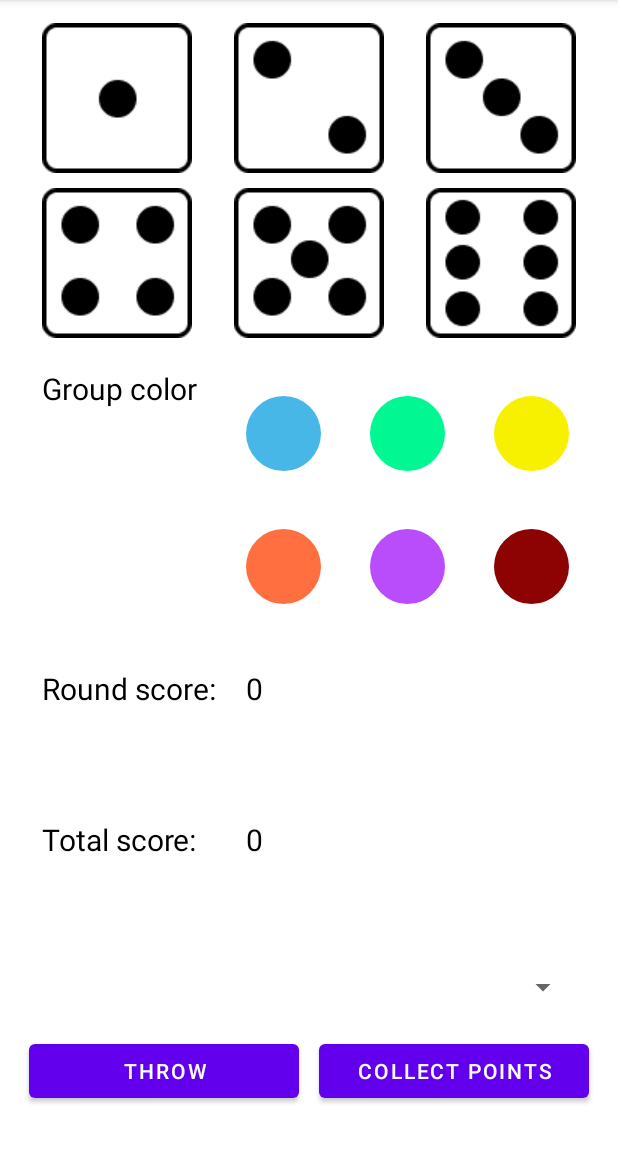
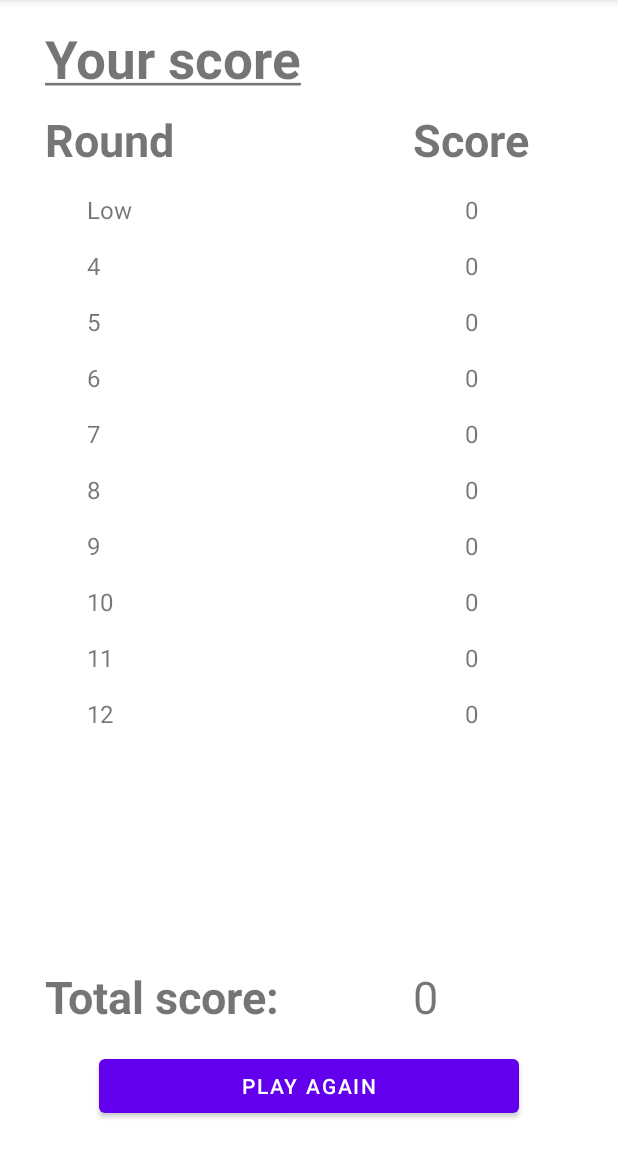
Before and after one commit to emmylindgren/thirty, an Android app: the screen it shows after launch (MainActivity before the commit, ScoreboardActivity after it), on a phone screen of 412 x 824 dp, the part 84-1236 px from its top. Run offline under Robolectric (Android 15) with nearby library versions, the phone set to English and light mode, and no system bars.

Commit message:
Layout for scoreboard done.

```diff
--- a/app/src/main/AndroidManifest.xml
+++ b/app/src/main/AndroidManifest.xml
@@ -9,13 +9,16 @@
         android:roundIcon="@mipmap/ic_launcher_round"
         android:supportsRtl="true"
         android:theme="@style/Theme.Thirty">
-        <activity android:name=".MainActivity">
+        <activity android:name=".ScoreboardActivity">
             <intent-filter>
                 <action android:name="android.intent.action.MAIN" />
 
                 <category android:name="android.intent.category.LAUNCHER" />
             </intent-filter>
         </activity>
+        <activity android:name=".MainActivity">
+
+        </activity>
     </application>
 
 </manifest>
--- /dev/null
+++ b/app/src/main/java/se/umu/emli/thirty/ScoreboardActivity.java
@@ -0,0 +1,14 @@
+package se.umu.emli.thirty;
+
+import androidx.appcompat.app.AppCompatActivity;
+
+import android.os.Bundle;
+
+public class ScoreboardActivity extends AppCompatActivity {
+
+    @Override
+    protected void onCreate(Bundle savedInstanceState) {
+        super.onCreate(savedInstanceState);
+        setContentView(R.layout.activity_scoreboard);
+    }
+}
--- /dev/null
+++ b/app/src/main/res/layout-land/activity_scoreboard.xml
@@ -0,0 +1,332 @@
+<?xml version="1.0" encoding="utf-8"?>
+<androidx.constraintlayout.widget.ConstraintLayout xmlns:android="http://schemas.android.com/apk/res/android"
+    xmlns:tools="http://schemas.android.com/tools"
+    android:layout_width="match_parent"
+    android:layout_height="match_parent"
+    xmlns:app="http://schemas.android.com/apk/res-auto">
+
+    <!-- Start score information rows-->
+    <TextView
+        android:id="@+id/your_score"
+        android:layout_width="wrap_content"
+        android:layout_height="wrap_content"
+        android:text="@string/your_score"
+        android:textSize="35sp"
+        android:textStyle="bold"
+        app:layout_constraintStart_toStartOf="parent"
+        app:layout_constraintEnd_toEndOf="parent"
+        app:layout_constraintTop_toTopOf="parent"
+        android:layout_marginTop="10dp"
+        />
+
+    <TextView
+        android:id="@+id/scoreboard_round"
+        android:layout_width="wrap_content"
+        android:layout_height="wrap_content"
+        android:text="@string/scoreboard_round"
+        android:textSize="30sp"
+        android:textStyle="bold"
+        app:layout_constraintStart_toStartOf="parent"
+        app:layout_constraintTop_toBottomOf="@id/your_score"
+        android:layout_marginTop="10dp"
+        android:layout_marginStart="30dp"
+        />
+
+    <TextView
+        android:id="@+id/scoreboard_score"
+        android:layout_width="wrap_content"
+        android:layout_height="wrap_content"
+        android:text="@string/scoreboard_score"
+        android:textSize="30sp"
+        android:textStyle="bold"
+        app:layout_constraintStart_toStartOf="@id/scoreboard_round"
+        app:layout_constraintTop_toBottomOf="@id/scoreboard_round"
+        android:layout_marginTop="40dp"
+        />
+    <!-- End score information rows-->
+
+    <!-- Start score rows-->
+
+    <LinearLayout
+        android:layout_width="wrap_content"
+        android:layout_height="wrap_content"
+        android:orientation="horizontal"
+        app:layout_constraintBottom_toBottomOf="@id/scoreboard_score"
+        app:layout_constraintTop_toTopOf="@id/scoreboard_round"
+        app:layout_constraintStart_toEndOf="@id/scoreboard_round"
+        android:layout_marginStart="10dp"
+        >
+
+        <LinearLayout
+            android:layout_width="wrap_content"
+            android:layout_height="wrap_content"
+            android:orientation="vertical"
+            android:layout_marginStart="@dimen/margin_scoreboard"
+            >
+            <TextView
+                android:id="@+id/round_low"
+                android:layout_width="wrap_content"
+                android:layout_height="wrap_content"
+                android:text="@string/low"
+                android:textSize="16sp"
+                />
+            <TextView
+                android:id="@+id/score_low"
+                android:layout_width="wrap_content"
+                android:layout_height="wrap_content"
+                android:text="@string/score_low"
+                android:textSize="16sp"
+                android:layout_marginTop="@dimen/margin_top_scoreboard"
+                />
+        </LinearLayout>
+
+        <LinearLayout
+            android:layout_width="wrap_content"
+            android:layout_height="wrap_content"
+            android:orientation="vertical"
+            android:layout_marginStart="@dimen/margin_scoreboard"
+            >
+            <TextView
+                android:id="@+id/round_4"
+                android:layout_width="wrap_content"
+                android:layout_height="wrap_content"
+                android:text="@string/_4"
+                android:textSize="16sp"
+                />
+            <TextView
+                android:id="@+id/score_4"
+                android:layout_width="wrap_content"
+                android:layout_height="wrap_content"
+                android:text="@string/score_4"
+                android:textSize="16sp"
+                app:layout_constraintStart_toStartOf="@id/round_4"
+                android:layout_marginTop="@dimen/margin_top_scoreboard"
+                />
+        </LinearLayout>
+
+        <LinearLayout
+            android:layout_width="wrap_content"
+            android:layout_height="wrap_content"
+            android:orientation="vertical"
+            android:layout_marginStart="@dimen/margin_scoreboard"
+            >
+            <TextView
+                android:id="@+id/round_5"
+                android:layout_width="wrap_content"
+                android:layout_height="wrap_content"
+                android:text="@string/_5"
+                android:textSize="16sp"
+                />
+
+            <TextView
+                android:id="@+id/score_5"
+                android:layout_width="wrap_content"
+                android:layout_height="wrap_content"
+                android:text="@string/score_5"
+                android:textSize="16sp"
+                android:layout_marginTop="@dimen/margin_top_scoreboard"
+                />
+        </LinearLayout>
+
+        <LinearLayout
+            android:layout_width="wrap_content"
+            android:layout_height="wrap_content"
+            android:orientation="vertical"
+            android:layout_marginStart="@dimen/margin_scoreboard"
+            >
+            <TextView
+                android:id="@+id/round_6"
+                android:layout_width="wrap_content"
+                android:layout_height="wrap_content"
+                android:text="@string/_6"
+                android:textSize="16sp"
+                />
+            <TextView
+                android:id="@+id/score_6"
+                android:layout_width="wrap_content"
+                android:layout_height="wrap_content"
+                android:text="@string/score_6"
+                android:textSize="16sp"
+                android:layout_marginTop="@dimen/margin_top_scoreboard"
+                />
+        </LinearLayout>
+
+        <LinearLayout
+            android:layout_width="wrap_content"
+            android:layout_height="wrap_content"
+            android:orientation="vertical"
+            android:layout_marginStart="@dimen/margin_scoreboard"
+            >
+            <TextView
+                android:id="@+id/round_7"
+                android:layout_width="wrap_content"
+                android:layout_height="wrap_content"
+                android:text="@string/_7"
+                android:textSize="16sp"
+                />
+            <TextView
+                android:id="@+id/score_7"
+                android:layout_width="wrap_content"
+                android:layout_height="wrap_content"
+                android:text="@string/score_7"
+                android:textSize="16sp"
+                android:layout_marginTop="@dimen/margin_top_scoreboard"
+                />
+        </LinearLayout>
+
+        <LinearLayout
+            android:layout_width="wrap_content"
+            android:layout_height="wrap_content"
+            android:orientation="vertical"
+            android:layout_marginStart="@dimen/margin_scoreboard"
+            >
+            <TextView
+                android:id="@+id/round_8"
+                android:layout_width="wrap_content"
+                android:layout_height="wrap_content"
+                android:text="@string/_8"
+                android:textSize="16sp"
+                />
+            <TextView
+                android:id="@+id/score_8"
+                android:layout_width="wrap_content"
+                android:layout_height="wrap_content"
+                android:text="@string/score_8"
+                android:textSize="16sp"
+                android:layout_marginTop="@dimen/margin_top_scoreboard"
+                />
+        </LinearLayout>
+
+        <LinearLayout
+            android:layout_width="wrap_content"
+            android:layout_height="wrap_content"
+            android:orientation="vertical"
+            android:layout_marginStart="@dimen/margin_scoreboard"
+            >
+            <TextView
+                android:id="@+id/round_9"
+                android:layout_width="wrap_content"
+                android:layout_height="wrap_content"
+                android:text="@string/_9"
+                android:textSize="16sp"
+                />
+            <TextView
+                android:id="@+id/score_9"
+                android:layout_width="wrap_content"
+                android:layout_height="wrap_content"
+                android:text="@string/score_9"
+                android:textSize="16sp"
+                android:layout_marginTop="@dimen/margin_top_scoreboard"
+                />
+        </LinearLayout>
+
+        <LinearLayout
+            android:layout_width="wrap_content"
+            android:layout_height="wrap_content"
+            android:orientation="vertical"
+            android:layout_marginStart="@dimen/margin_scoreboard"
+            >
+            <TextView
+                android:id="@+id/round_10"
+                android:layout_width="wrap_content"
+                android:layout_height="wrap_content"
+                android:text="@string/_10"
+                android:textSize="16sp"
+                />
+            <TextView
+                android:id="@+id/score_10"
+                android:layout_width="wrap_content"
+                android:layout_height="wrap_content"
+                android:text="@string/score_10"
+                android:textSize="16sp"
+                android:layout_marginTop="@dimen/margin_top_scoreboard"
+                />
+        </LinearLayout>
+
+        <LinearLayout
+            android:layout_width="wrap_content"
+            android:layout_height="wrap_content"
+            android:orientation="vertical"
+            android:layout_marginStart="@dimen/margin_scoreboard"
+            >
+            <TextView
+                android:id="@+id/round_11"
+                android:layout_width="wrap_content"
+                android:layout_height="wrap_content"
+                android:text="@string/_11"
+                android:textSize="16sp"
+                />
+            <TextView
+                android:id="@+id/score_11"
+                android:layout_width="wrap_content"
+                android:layout_height="wrap_content"
+                android:text="@string/score_11"
+                android:textSize="16sp"
+                android:layout_marginTop="@dimen/margin_top_scoreboard"
+                />
+        </LinearLayout>
+
+        <LinearLayout
+            android:layout_width="wrap_content"
+            android:layout_height="wrap_content"
+            android:orientation="vertical"
+            android:layout_marginStart="@dimen/margin_scoreboard"
+            >
+            <TextView
+                android:id="@+id/round_12"
+                android:layout_width="wrap_content"
+                android:layout_height="wrap_content"
+                android:text="@string/_12"
+                android:textSize="16sp"
+                />
+            <TextView
+                android:id="@+id/score_12"
+                android:layout_width="wrap_content"
+                android:layout_height="wrap_content"
+                android:text="@string/score_12"
+                android:textSize="16sp"
+                android:layout_marginTop="@dimen/margin_top_scoreboard"
+                />
+        </LinearLayout>
+
+    </LinearLayout>
+
+    <!-- Start tot score row-->
+    <TextView
+        android:id="@+id/total_score_scoreboard_headline"
+        android:layout_width="wrap_content"
+        android:layout_height="wrap_content"
+        android:text="@string/total_score_text"
+        android:textStyle="bold"
+        android:textSize="30sp"
+        app:layout_constraintBottom_toTopOf="@id/play_again"
+        app:layout_constraintTop_toBottomOf="@id/scoreboard_score"
+        app:layout_constraintStart_toStartOf="@id/scoreboard_round"
+        />
+
+    <TextView
+        android:id="@+id/total_score_scoreboard"
+        android:layout_width="wrap_content"
+        android:layout_height="wrap_content"
+        android:text="@string/total_score_scoreboard"
+        android:textSize="30sp"
+        app:layout_constraintStart_toEndOf="@id/total_score_scoreboard_headline"
+        app:layout_constraintTop_toTopOf="@id/total_score_scoreboard_headline"
+        android:layout_marginStart="30dp"
+        />
+    <!-- End tot score row-->
+
+    <!-- End score rows-->
+
+    <Button
+        android:id="@+id/play_again"
+        android:layout_width="280dp"
+        android:layout_height="wrap_content"
+        android:text="@string/play_again"
+        app:layout_constraintBottom_toBottomOf="parent"
+        app:layout_constraintStart_toStartOf="parent"
+        app:layout_constraintEnd_toEndOf="parent"
+        android:layout_marginBottom="20dp"
+        />
+
+</androidx.constraintlayout.widget.ConstraintLayout>
--- /dev/null
+++ b/app/src/main/res/layout/activity_scoreboard.xml
@@ -0,0 +1,259 @@
+<?xml version="1.0" encoding="utf-8"?>
+<androidx.constraintlayout.widget.ConstraintLayout xmlns:android="http://schemas.android.com/apk/res/android"
+    xmlns:tools="http://schemas.android.com/tools"
+    android:layout_width="match_parent"
+    android:layout_height="match_parent"
+    xmlns:app="http://schemas.android.com/apk/res-auto">
+
+    <!-- Start score information rows-->
+    <TextView
+        android:id="@+id/your_score"
+        android:layout_width="wrap_content"
+        android:layout_height="wrap_content"
+        android:text="@string/your_score"
+        android:textSize="35sp"
+        android:textStyle="bold"
+        app:layout_constraintStart_toStartOf="parent"
+        app:layout_constraintTop_toTopOf="parent"
+        android:layout_marginTop="15dp"
+        android:layout_marginStart="30dp"
+        />
+
+    <TextView
+        android:id="@+id/scoreboard_round"
+        android:layout_width="wrap_content"
+        android:layout_height="wrap_content"
+        android:text="@string/scoreboard_round"
+        android:textSize="30sp"
+        android:textStyle="bold"
+        app:layout_constraintStart_toStartOf="@id/your_score"
+        app:layout_constraintTop_toBottomOf="@id/your_score"
+        android:layout_marginTop="10dp"
+        />
+
+    <TextView
+        android:id="@+id/scoreboard_score"
+        android:layout_width="wrap_content"
+        android:layout_height="wrap_content"
+        android:text="@string/scoreboard_score"
+        android:textSize="30sp"
+        android:textStyle="bold"
+        app:layout_constraintStart_toEndOf="@id/scoreboard_round"
+        app:layout_constraintEnd_toEndOf="parent"
+        app:layout_constraintTop_toTopOf="@id/scoreboard_round"
+        android:layout_marginStart="100dp"
+        />
+    <!-- End score information rows-->
+
+    <!-- Start score rows-->
+
+    <LinearLayout
+        android:layout_width="wrap_content"
+        android:layout_height="wrap_content"
+        android:orientation="vertical"
+        app:layout_constraintTop_toBottomOf="@id/scoreboard_round"
+        app:layout_constraintStart_toStartOf="@id/scoreboard_round"
+        app:layout_constraintEnd_toEndOf="@id/scoreboard_round">
+
+        <TextView
+            android:layout_width="wrap_content"
+            android:layout_height="wrap_content"
+            android:text="@string/low"
+            android:textSize="16sp"
+            android:layout_marginTop="@dimen/margin_scoreboard"
+            />
+        <TextView
+            android:layout_width="wrap_content"
+            android:layout_height="wrap_content"
+            android:text="@string/_4"
+            android:textSize="16sp"
+            android:layout_marginTop="@dimen/margin_scoreboard"
+            />
+        <TextView
+            android:layout_width="wrap_content"
+            android:layout_height="wrap_content"
+            android:text="@string/_5"
+            android:textSize="16sp"
+            android:layout_marginTop="@dimen/margin_scoreboard"
+            />
+        <TextView
+            android:layout_width="wrap_content"
+            android:layout_height="wrap_content"
+            android:text="@string/_6"
+            android:textSize="16sp"
+            android:layout_marginTop="@dimen/margin_scoreboard"
+            />
+        <TextView
+            android:layout_width="wrap_content"
+            android:layout_height="wrap_content"
+            android:text="@string/_7"
+            android:textSize="16sp"
+            android:layout_marginTop="@dimen/margin_scoreboard"
+            />
+        <TextView
+            android:layout_width="wrap_content"
+            android:layout_height="wrap_content"
+            android:text="@string/_8"
+            android:textSize="16sp"
+            android:layout_marginTop="@dimen/margin_scoreboard"
+            />
+        <TextView
+            android:layout_width="wrap_content"
+            android:layout_height="wrap_content"
+            android:text="@string/_9"
+            android:textSize="16sp"
+            android:layout_marginTop="@dimen/margin_scoreboard"
+            />
+        <TextView
+            android:layout_width="wrap_content"
+            android:layout_height="wrap_content"
+            android:text="@string/_10"
+            android:textSize="16sp"
+            android:layout_marginTop="@dimen/margin_scoreboard"
+            />
+        <TextView
+            android:layout_width="wrap_content"
+            android:layout_height="wrap_content"
+            android:text="@string/_11"
+            android:textSize="16sp"
+            android:layout_marginTop="@dimen/margin_scoreboard"
+            />
+        <TextView
+            android:layout_width="wrap_content"
+            android:layout_height="wrap_content"
+            android:text="@string/_12"
+            android:textSize="16sp"
+            android:layout_marginTop="@dimen/margin_scoreboard"
+            />
+    </LinearLayout>
+
+    <LinearLayout
+        android:id="@+id/scores_scoreboard"
+        android:layout_width="wrap_content"
+        android:layout_height="wrap_content"
+        android:orientation="vertical"
+        app:layout_constraintTop_toBottomOf="@id/scoreboard_score"
+        app:layout_constraintStart_toStartOf="@id/scoreboard_score"
+        app:layout_constraintEnd_toEndOf="@id/scoreboard_score">
+
+        <TextView
+            android:id="@+id/score_low"
+            android:layout_width="wrap_content"
+            android:layout_height="wrap_content"
+            android:text="@string/score_low"
+            android:textSize="16sp"
+            android:layout_marginTop="@dimen/margin_scoreboard"
+            />
+        <TextView
+            android:id="@+id/score_4"
+            android:layout_width="wrap_content"
+            android:layout_height="wrap_content"
+            android:text="@string/score_4"
+            android:textSize="16sp"
+            android:layout_marginTop="@dimen/margin_scoreboard"
+            />
+        <TextView
+            android:id="@+id/score_5"
+            android:layout_width="wrap_content"
+            android:layout_height="wrap_content"
+            android:text="@string/score_5"
+            android:textSize="16sp"
+            android:layout_marginTop="@dimen/margin_scoreboard"
+            />
+        <TextView
+            android:id="@+id/score_6"
+            android:layout_width="wrap_content"
+            android:layout_height="wrap_content"
+            android:text="@string/score_6"
+            android:textSize="16sp"
+            android:layout_marginTop="@dimen/margin_scoreboard"
+            />
+        <TextView
+            android:id="@+id/score_7"
+            android:layout_width="wrap_content"
+            android:layout_height="wrap_content"
+            android:text="@string/score_7"
+            android:textSize="16sp"
+            android:layout_marginTop="@dimen/margin_scoreboard"
+            />
+        <TextView
+            android:id="@+id/score_8"
+            android:layout_width="wrap_content"
+            android:layout_height="wrap_content"
+            android:text="@string/score_8"
+            android:textSize="16sp"
+            android:layout_marginTop="@dimen/margin_scoreboard"
+            />
+        <TextView
+            android:id="@+id/score_9"
+            android:layout_width="wrap_content"
+            android:layout_height="wrap_content"
+            android:text="@string/score_9"
+            android:textSize="16sp"
+            android:layout_marginTop="@dimen/margin_scoreboard"
+            />
+        <TextView
+            android:id="@+id/score_10"
+            android:layout_width="wrap_content"
+            android:layout_height="wrap_content"
+            android:text="@string/score_10"
+            android:textSize="16sp"
+            android:layout_marginTop="@dimen/margin_scoreboard"
+            />
+        <TextView
+            android:id="@+id/score_11"
+            android:layout_width="wrap_content"
+            android:layout_height="wrap_content"
+            android:text="@string/score_11"
+            android:textSize="16sp"
+            android:layout_marginTop="@dimen/margin_scoreboard"
+            />
+        <TextView
+            android:id="@+id/score_12"
+            android:layout_width="wrap_content"
+            android:layout_height="wrap_content"
+            android:text="@string/score_12"
+            android:textSize="16sp"
+            android:layout_marginTop="@dimen/margin_scoreboard"
+            />
+
+    </LinearLayout>
+
+    <!-- Start tot score row-->
+    <TextView
+        android:id="@+id/total_score_scoreboard_headline"
+        android:layout_width="wrap_content"
+        android:layout_height="wrap_content"
+        android:text="@string/total_score_text"
+        android:textStyle="bold"
+        android:textSize="30sp"
+        app:layout_constraintBottom_toTopOf="@id/play_again"
+        app:layout_constraintStart_toStartOf="@id/scoreboard_round"
+        android:layout_marginBottom="15dp"
+        />
+
+    <TextView
+        android:id="@+id/total_score_scoreboard"
+        android:layout_width="wrap_content"
+        android:layout_height="wrap_content"
+        android:text="@string/total_score_scoreboard"
+        android:textSize="30sp"
+        app:layout_constraintStart_toStartOf="@id/scoreboard_score"
+        app:layout_constraintTop_toTopOf="@id/total_score_scoreboard_headline"
+        />
+    <!-- End tot score row-->
+
+    <!-- End score rows-->
+
+    <Button
+        android:id="@+id/play_again"
+        android:layout_width="280dp"
+        android:layout_height="wrap_content"
+        android:text="@string/play_again"
+        app:layout_constraintBottom_toBottomOf="parent"
+        app:layout_constraintStart_toStartOf="parent"
+        app:layout_constraintEnd_toEndOf="parent"
+        android:layout_marginBottom="20dp"
+        />
+
+</androidx.constraintlayout.widget.ConstraintLayout>
--- a/app/src/main/res/values/strings.xml
+++ b/app/src/main/res/values/strings.xml
@@ -22,4 +22,35 @@
     <string name="button_purple">Purple group</string>
     <string name="button_brown">Brown group</string>
 
+    <string name="your_score"><u>Your score</u></string>
+    <string name="scoreboard_round">Round</string>
+    <string name="scoreboard_score">Score</string>
+
+
+
+    <string name="low">Low</string>
+    <string name="_4">4</string>
+    <string name="_5">5</string>
+    <string name="_6">6</string>
+    <string name="_7">7</string>
+    <string name="_8">8</string>
+    <string name="_9">9</string>
+    <string name="_10">10</string>
+    <string name="_11">11</string>
+    <string name="_12">12</string>
+    <string name="score_low">0</string>
+    <string name="score_4">0</string>
+    <string name="score_5">0</string>
+    <string name="score_6">0</string>
+    <string name="score_7">0</string>
+    <string name="score_8">0</string>
+    <string name="score_9">0</string>
+    <string name="score_10">0</string>
+    <string name="score_11">0</string>
+    <string name="score_12">0</string>
+
+
+    <string name="play_again">Play again</string>
+    <string name="total_score_scoreboard">0</string>
+
 </resources>
--- /dev/null
+++ b/app/src/main/res/values/values.xml
@@ -0,0 +1,5 @@
+<?xml version="1.0" encoding="utf-8"?>
+<resources>
+    <dimen name="margin_scoreboard">15dp</dimen>
+    <dimen name="margin_top_scoreboard">60dp</dimen>
+</resources>
```
